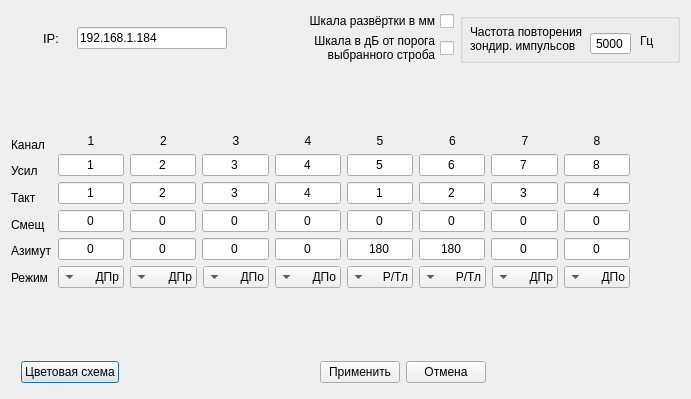
First picture: the form in UnitSettings.ui, repository e543/ufd, before the edit.
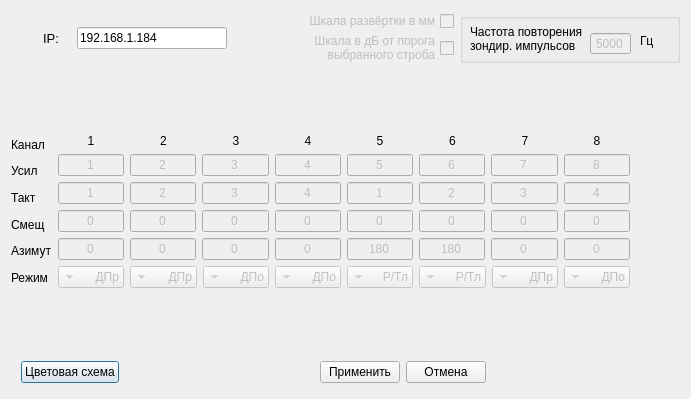
Second picture: the form after the edit.

The edit to the form file:
```diff
--- a/UnitSettings.ui
+++ b/UnitSettings.ui
@@ -121,6 +121,9 @@
          </property>
          <item>
           <widget class="QCheckBox" name="checkBox">
+           <property name="enabled">
+            <bool>false</bool>
+           </property>
            <property name="font">
             <font>
              <family>Arial</family>
@@ -137,6 +140,9 @@
          </item>
          <item>
           <widget class="QCheckBox" name="checkBox_2">
+           <property name="enabled">
+            <bool>false</bool>
+           </property>
            <property name="font">
             <font>
              <family>Arial</family>
@@ -192,6 +198,9 @@
           </property>
          </widget>
          <widget class="QLineEdit" name="lineEdit_2">
+          <property name="enabled">
+           <bool>false</bool>
+          </property>
           <property name="geometry">
            <rect>
             <x>130</x>
@@ -232,6 +241,9 @@
      </item>
      <item>
       <spacer name="verticalSpacer">
+       <property name="enabled">
+        <bool>false</bool>
+       </property>
        <property name="orientation">
         <enum>Qt::Vertical</enum>
        </property>
@@ -502,6 +514,9 @@
           <layout class="QHBoxLayout" name="horizontalLayout_5">
            <item>
             <widget class="QLineEdit" name="lineEdit_3">
+             <property name="enabled">
+              <bool>false</bool>
+             </property>
              <property name="font">
               <font>
                <pointsize>9</pointsize>
@@ -517,6 +532,9 @@
            </item>
            <item>
             <widget class="QLineEdit" name="lineEdit_4">
+             <property name="enabled">
+              <bool>false</bool>
+             </property>
              <property name="font">
               <font>
                <pointsize>9</pointsize>
@@ -532,6 +550,9 @@
            </item>
            <item>
             <widget class="QLineEdit" name="lineEdit_5">
+             <property name="enabled">
+              <bool>false</bool>
+             </property>
              <property name="font">
               <font>
                <pointsize>9</pointsize>
@@ -547,6 +568,9 @@
            </item>
            <item>
             <widget class="QLineEdit" name="lineEdit_6">
+             <property name="enabled">
+              <bool>false</bool>
+             </property>
              <property name="font">
               <font>
                <pointsize>9</pointsize>
@@ -562,6 +586,9 @@
            </item>
            <item>
             <widget class="QLineEdit" name="lineEdit_7">
+             <property name="enabled">
+              <bool>false</bool>
+             </property>
              <property name="font">
               <font>
                <pointsize>9</pointsize>
@@ -577,6 +604,9 @@
            </item>
            <item>
             <widget class="QLineEdit" name="lineEdit_8">
+             <property name="enabled">
+              <bool>false</bool>
+             </property>
              <property name="font">
               <font>
                <pointsize>9</pointsize>
@@ -592,6 +622,9 @@
            </item>
            <item>
             <widget class="QLineEdit" name="lineEdit_9">
+             <property name="enabled">
+              <bool>false</bool>
+             </property>
              <property name="font">
               <font>
                <pointsize>9</pointsize>
@@ -607,6 +640,9 @@
            </item>
            <item>
             <widget class="QLineEdit" name="lineEdit_10">
+             <property name="enabled">
+              <bool>false</bool>
+             </property>
              <property name="font">
               <font>
                <pointsize>9</pointsize>
@@ -626,6 +662,9 @@
           <layout class="QHBoxLayout" name="horizontalLayout_6">
            <item>
             <widget class="QLineEdit" name="lineEdit_11">
+             <property name="enabled">
+              <bool>false</bool>
+             </property>
              <property name="font">
               <font>
                <pointsize>9</pointsize>
@@ -641,6 +680,9 @@
            </item>
            <item>
             <widget class="QLineEdit" name="lineEdit_12">
+             <property name="enabled">
+              <bool>false</bool>
+             </property>
              <property name="font">
               <font>
                <pointsize>9</pointsize>
@@ -656,6 +698,9 @@
            </item>
            <item>
             <widget class="QLineEdit" name="lineEdit_13">
+             <property name="enabled">
+              <bool>false</bool>
+             </property>
              <property name="font">
               <font>
                <pointsize>9</pointsize>
@@ -671,6 +716,9 @@
            </item>
            <item>
             <widget class="QLineEdit" name="lineEdit_14">
+             <property name="enabled">
+              <bool>false</bool>
+             </property>
              <property name="font">
               <font>
                <pointsize>9</pointsize>
@@ -686,6 +734,9 @@
            </item>
            <item>
             <widget class="QLineEdit" name="lineEdit_15">
+             <property name="enabled">
+              <bool>false</bool>
+             </property>
              <property name="font">
               <font>
                <pointsize>9</pointsize>
@@ -701,6 +752,9 @@
            </item>
            <item>
             <widget class="QLineEdit" name="lineEdit_16">
+             <property name="enabled">
+              <bool>false</bool>
+             </property>
              <property name="font">
               <font>
                <pointsize>9</pointsize>
@@ -716,6 +770,9 @@
            </item>
            <item>
             <widget class="QLineEdit" name="lineEdit_17">
+             <property name="enabled">
+              <bool>false</bool>
+             </property>
              <property name="font">
               <font>
                <pointsize>9</pointsize>
@@ -731,6 +788,9 @@
            </item>
            <item>
             <widget class="QLineEdit" name="lineEdit_18">
+             <property name="enabled">
+              <bool>false</bool>
+             </property>
              <property name="font">
               <font>
                <pointsize>9</pointsize>
@@ -750,6 +810,9 @@
           <layout class="QHBoxLayout" name="horizontalLayout_7">
            <item>
             <widget class="QLineEdit" name="lineEdit_19">
+             <property name="enabled">
+              <bool>false</bool>
+             </property>
              <property name="font">
               <font>
                <pointsize>9</pointsize>
@@ -765,6 +828,9 @@
            </item>
            <item>
             <widget class="QLineEdit" name="lineEdit_20">
+             <property name="enabled">
+              <bool>false</bool>
+             </property>
              <property name="font">
               <font>
                <pointsize>9</pointsize>
@@ -780,6 +846,9 @@
            </item>
            <item>
             <widget class="QLineEdit" name="lineEdit_21">
+             <property name="enabled">
+              <bool>false</bool>
+             </property>
              <property name="font">
               <font>
                <pointsize>9</pointsize>
@@ -795,6 +864,9 @@
            </item>
            <item>
             <widget class="QLineEdit" name="lineEdit_22">
+             <property name="enabled">
+              <bool>false</bool>
+             </property>
              <property name="font">
               <font>
                <pointsize>9</pointsize>
@@ -810,6 +882,9 @@
            </item>
            <item>
             <widget class="QLineEdit" name="lineEdit_23">
+             <property name="enabled">
+              <bool>false</bool>
+             </property>
              <property name="font">
               <font>
                <pointsize>9</pointsize>
@@ -825,6 +900,9 @@
            </item>
            <item>
             <widget class="QLineEdit" name="lineEdit_24">
+             <property name="enabled">
+              <bool>false</bool>
+             </property>
              <property name="font">
               <font>
                <pointsize>9</pointsize>
@@ -840,6 +918,9 @@
            </item>
            <item>
             <widget class="QLineEdit" name="lineEdit_25">
+             <property name="enabled">
+              <bool>false</bool>
+             </property>
              <property name="font">
               <font>
                <pointsize>9</pointsize>
@@ -855,6 +936,9 @@
            </item>
            <item>
             <widget class="QLineEdit" name="lineEdit_26">
+             <property name="enabled">
+              <bool>false</bool>
+             </property>
              <property name="font">
               <font>
                <pointsize>9</pointsize>
@@ -874,6 +958,9 @@
           <layout class="QHBoxLayout" name="horizontalLayout_8">
            <item>
             <widget class="QLineEdit" name="lineEdit_27">
+             <property name="enabled">
+              <bool>false</bool>
+             </property>
              <property name="font">
               <font>
                <pointsize>9</pointsize>
@@ -889,6 +976,9 @@
            </item>
            <item>
             <widget class="QLineEdit" name="lineEdit_28">
+             <property name="enabled">
+              <bool>false</bool>
+             </property>
              <property name="font">
               <font>
                <pointsize>9</pointsize>
@@ -904,6 +994,9 @@
            </item>
            <item>
             <widget class="QLineEdit" name="lineEdit_29">
+             <property name="enabled">
+              <bool>false</bool>
+             </property>
              <property name="font">
               <font>
                <pointsize>9</pointsize>
@@ -919,6 +1012,9 @@
            </item>
            <item>
             <widget class="QLineEdit" name="lineEdit_30">
+             <property name="enabled">
+              <bool>false</bool>
+             </property>
              <property name="font">
               <font>
                <pointsize>9</pointsize>
@@ -934,6 +1030,9 @@
            </item>
            <item>
             <widget class="QLineEdit" name="lineEdit_31">
+             <property name="enabled">
+              <bool>false</bool>
+             </property>
              <property name="font">
               <font>
                <pointsize>9</pointsize>
@@ -949,6 +1048,9 @@
            </item>
            <item>
             <widget class="QLineEdit" name="lineEdit_32">
+             <property name="enabled">
+              <bool>false</bool>
+             </property>
              <property name="font">
               <font>
                <pointsize>9</pointsize>
@@ -964,6 +1066,9 @@
            </item>
            <item>
             <widget class="QLineEdit" name="lineEdit_33">
+             <property name="enabled">
+              <bool>false</bool>
+             </property>
              <property name="font">
               <font>
                <pointsize>9</pointsize>
@@ -979,6 +1084,9 @@
            </item>
            <item>
             <widget class="QLineEdit" name="lineEdit_34">
+             <property name="enabled">
+              <bool>false</bool>
+             </property>
              <property name="font">
               <font>
                <pointsize>9</pointsize>
@@ -998,6 +1106,9 @@
           <layout class="QHBoxLayout" name="horizontalLayout_9">
            <item>
             <widget class="QComboBox" name="comboBox_16">
+             <property name="enabled">
+              <bool>false</bool>
+             </property>
              <property name="font">
               <font>
                <pointsize>9</pointsize>
@@ -1025,6 +1136,9 @@
            </item>
            <item>
             <widget class="QComboBox" name="comboBox_17">
+             <property name="enabled">
+              <bool>false</bool>
+             </property>
              <property name="font">
               <font>
                <pointsize>9</pointsize>
@@ -1052,6 +1166,9 @@
            </item>
            <item>
             <widget class="QComboBox" name="comboBox_9">
+             <property name="enabled">
+              <bool>false</bool>
+             </property>
              <property name="font">
               <font>
                <pointsize>9</pointsize>
@@ -1079,6 +1196,9 @@
            </item>
            <item>
             <widget class="QComboBox" name="comboBox_10">
+             <property name="enabled">
+              <bool>false</bool>
+             </property>
              <property name="font">
               <font>
                <pointsize>9</pointsize>
@@ -1106,6 +1226,9 @@
            </item>
            <item>
             <widget class="QComboBox" name="comboBox_11">
+             <property name="enabled">
+              <bool>false</bool>
+             </property>
              <property name="font">
               <font>
                <pointsize>9</pointsize>
@@ -1133,6 +1256,9 @@
            </item>
            <item>
             <widget class="QComboBox" name="comboBox_12">
+             <property name="enabled">
+              <bool>false</bool>
+             </property>
              <property name="font">
               <font>
                <pointsize>9</pointsize>
@@ -1160,6 +1286,9 @@
            </item>
            <item>
             <widget class="QComboBox" name="comboBox_13">
+             <property name="enabled">
+              <bool>false</bool>
+             </property>
              <property name="font">
               <font>
                <pointsize>9</pointsize>
@@ -1187,6 +1316,9 @@
            </item>
            <item>
             <widget class="QComboBox" name="comboBox_14">
+             <property name="enabled">
+              <bool>false</bool>
+             </property>
              <property name="font">
               <font>
                <pointsize>9</pointsize>
@@ -1236,6 +1368,9 @@
      </item>
      <item>
       <spacer name="horizontalSpacer_3">
+       <property name="enabled">
+        <bool>false</bool>
+       </property>
        <property name="orientation">
         <enum>Qt::Vertical</enum>
        </property>
```
